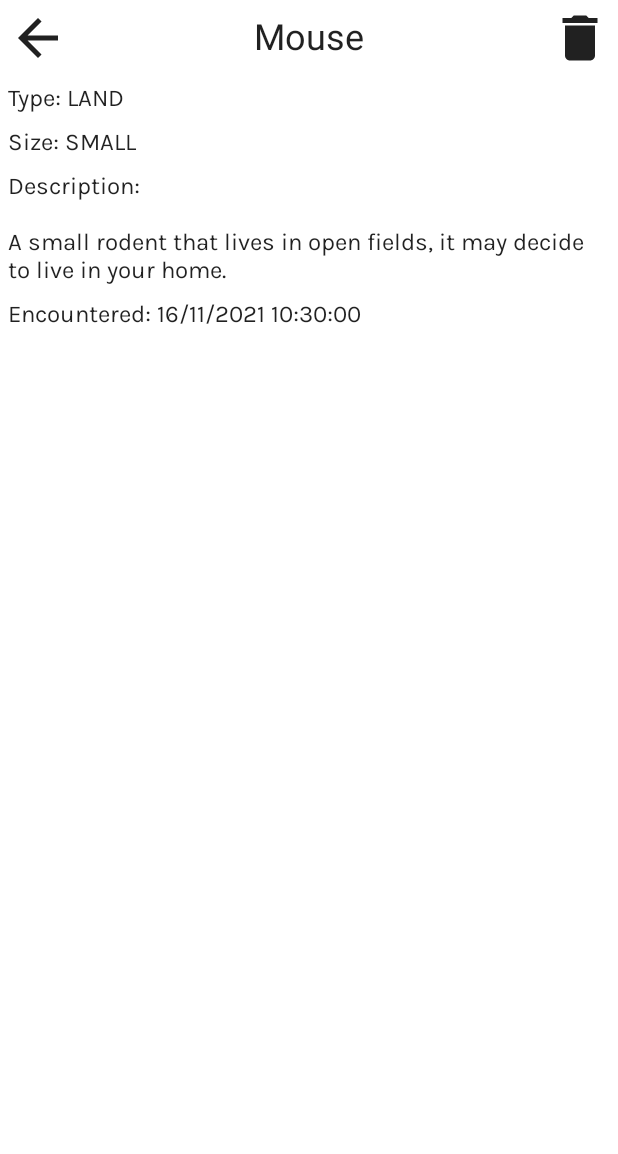
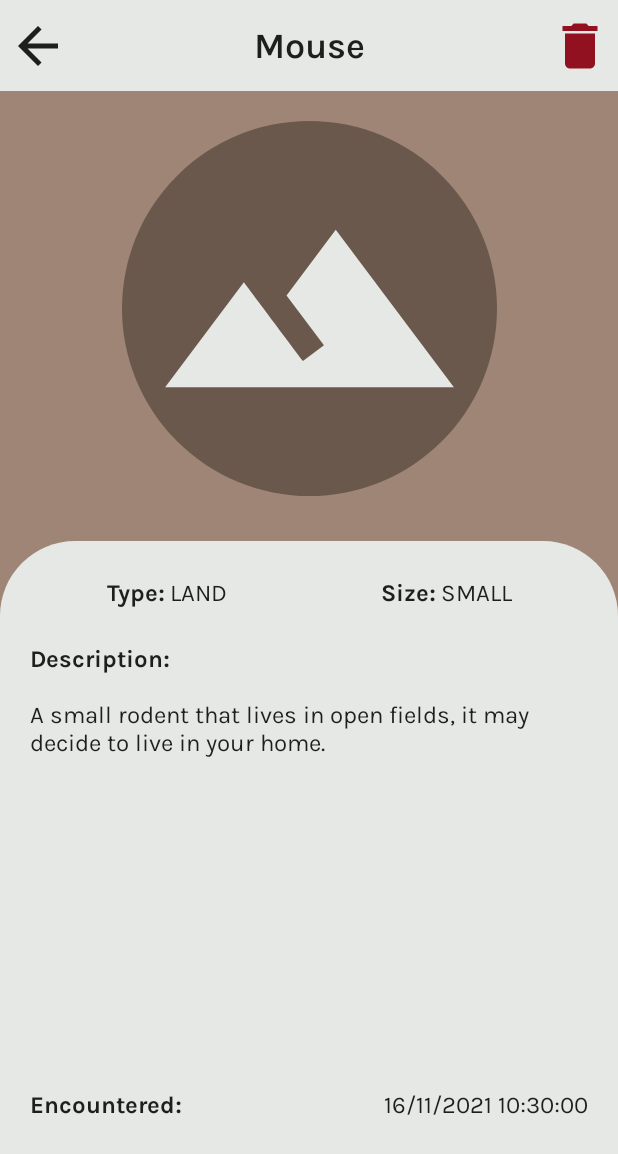
Before and after one commit to gaellia/CodeChallenge03, an Android app built with Jetpack Compose: the screen it shows after launch (MainActivity), after a tap on "Mouse", on a phone screen of 412 x 824 dp. Shown: the top 1154 px of the screen. Run offline under Robolectric (Android 15) with nearby library versions, the phone set to English and light mode, and no system bars; our stand-ins replace Room's generated code; 1 other tap on this screen came first.

Commit message:
changed the look of the detail screen

```diff
--- a/app/src/main/java/com/launchpad/codechallenge03/ui/screens/details/Details.kt
+++ b/app/src/main/java/com/launchpad/codechallenge03/ui/screens/details/Details.kt
@@ -1,13 +1,21 @@
 package com.launchpad.codechallenge03.ui.screens.details
 
+import androidx.compose.foundation.background
 import androidx.compose.foundation.clickable
+import androidx.compose.foundation.gestures.Orientation
+import androidx.compose.foundation.gestures.scrollable
 import androidx.compose.foundation.layout.*
+import androidx.compose.foundation.rememberScrollState
+import androidx.compose.foundation.shape.CircleShape
+import androidx.compose.foundation.shape.RoundedCornerShape
+import androidx.compose.foundation.verticalScroll
 import androidx.compose.material.Icon
 import androidx.compose.material.MaterialTheme
 import androidx.compose.material.Text
 import androidx.compose.material.icons.Icons
 import androidx.compose.material.icons.filled.ArrowBack
 import androidx.compose.material.icons.filled.Delete
+import androidx.compose.material.icons.filled.Star
 import androidx.compose.runtime.Composable
 import androidx.compose.runtime.LaunchedEffect
 import androidx.compose.ui.tooling.preview.Preview
@@ -15,10 +23,20 @@ import androidx.compose.runtime.collectAsState
 import androidx.compose.runtime.getValue
 import androidx.compose.ui.Alignment
 import androidx.compose.ui.Modifier
+import androidx.compose.ui.graphics.Color
+import androidx.compose.ui.res.painterResource
+import androidx.compose.ui.text.SpanStyle
+import androidx.compose.ui.text.TextStyle
+import androidx.compose.ui.text.buildAnnotatedString
+import androidx.compose.ui.text.font.FontWeight
+import androidx.compose.ui.text.style.TextAlign
+import androidx.compose.ui.text.withStyle
 import androidx.compose.ui.unit.dp
 import androidx.lifecycle.viewmodel.compose.viewModel
 import com.launchpad.codechallenge03.core.getViewModelFactory
-import com.launchpad.codechallenge03.ui.theme.CodeChallenge03Theme
+import com.launchpad.codechallenge03.models.Animal
+import com.launchpad.codechallenge03.R
+import com.launchpad.codechallenge03.ui.theme.*
 
 @Composable
 fun Details(
@@ -63,10 +81,22 @@ private fun DetailsContent(
 ) {
     Column(modifier = Modifier
         .fillMaxSize()
+        .background(
+            color =
+            when (viewState.animal?.type) {
+                Animal.Type.AIR -> LightBlue
+                Animal.Type.SEA -> LightGreen
+                Animal.Type.LAND -> LightBrown
+                else -> OffWhite
+            }
+        )
     ) {
+        // HEADER
         Row(modifier = Modifier
+            .background(color = OffWhite)
             .padding(5.dp)
-            .fillMaxWidth(),
+            .fillMaxWidth()
+            .height(50.dp),
             horizontalArrangement = Arrangement.SpaceBetween,
             verticalAlignment = Alignment.CenterVertically
         ) {
@@ -84,29 +114,122 @@ private fun DetailsContent(
                 .size(40.dp)
                 .clickable { actioner(DetailsAction.DeleteAnimal) },
                 imageVector = Icons.Default.Delete,
-                contentDescription = null
+                contentDescription = null,
+                tint = DeleteRed
             )
         }
-        Text(modifier = Modifier
-            .padding(5.dp),
-            text = "Type: ${viewState.animal?.type?.name}"
+
+        // CONTENT
+        val animalIcon: Int
+        val iconColor: Color
+        when (viewState.animal?.type) {
+            Animal.Type.LAND -> {
+                animalIcon = R.drawable.baseline_terrain_24
+                iconColor = DarkBrown
+            }
+            Animal.Type.AIR -> {
+                animalIcon = R.drawable.baseline_air_24
+                iconColor = DarkBlue
+            }
+            Animal.Type.SEA -> {
+                animalIcon = R.drawable.baseline_water_24
+                iconColor = MediumGreen
+            }
+            else -> {
+                animalIcon = R.drawable.outline_pets_24
+                iconColor = TransparentBlack
+            }
+        }
+
+        Icon(painterResource(id = animalIcon),
+            contentDescription = null,
+            tint = OffWhite,
+            modifier = Modifier
+                .padding(20.dp)
+                .size(250.dp)
+                .background(color = iconColor, shape = CircleShape)
+                .padding(20.dp)
+                .align(Alignment.CenterHorizontally)
         )
-        Text(modifier = Modifier
-            .padding(5.dp),
-            text = "Size: ${viewState.animal?.size?.name}"
-        )
-        Text(modifier = Modifier
-            .padding(5.dp),
-            text = "Description:\n\n${viewState.animal?.description}"
-        )
-        Text(modifier = Modifier
-            .padding(5.dp),
-            text = "Encountered: ${viewState.animal?.getReadableTimeStamp()}"
-        )
+
+        Column(modifier = Modifier
+            .padding(top = 10.dp)
+            .fillMaxSize()
+            .background(
+                color = OffWhite,
+                shape = RoundedCornerShape(topStart = 50.dp, topEnd = 50.dp)
+            )
+        ) {
+            Row(modifier = Modifier
+                .padding(20.dp)
+                .fillMaxWidth(),
+                horizontalArrangement = Arrangement.SpaceAround
+            ) {
+                Text(
+                    buildAnnotatedString {
+                        withStyle(style = SpanStyle(fontWeight = FontWeight.Bold)) {
+                            append("Type: ")
+                        }
+                        append("${viewState.animal?.type?.name}")
+                    },
+                    modifier = Modifier.padding(5.dp)
+                )
+                Text(
+                    buildAnnotatedString {
+                        withStyle(style = SpanStyle(fontWeight = FontWeight.Bold)) {
+                            append("Size: ")
+                        }
+                        append("${viewState.animal?.size?.name}")
+                    },
+                    modifier = Modifier.padding(5.dp)
+                )
+            }
+            Text(modifier = Modifier
+                .padding(horizontal = 20.dp)
+                .fillMaxWidth(),
+                text = "Description:\n",
+                style = MaterialTheme.typography.h4
+            )
+            Text(modifier = Modifier
+                .padding(horizontal = 20.dp)
+                .fillMaxWidth()
+                .fillMaxHeight(0.7f)
+                .verticalScroll(rememberScrollState()),
+                text = "${viewState.animal?.description}"
+            )
+//            Text(
+//                buildAnnotatedString {
+//                    withStyle(style = SpanStyle(fontWeight = FontWeight.Bold)) {
+//                        append("Description:\n\n")
+//                    }
+//                    append("${viewState.animal?.description}")
+//                },
+//                modifier = Modifier
+//                    .padding(horizontal = 20.dp)
+//                    .fillMaxWidth()
+//                    .fillMaxHeight(0.8f)
+//                    .verticalScroll(rememberScrollState())
+//            )
+            Row(modifier = Modifier
+                .padding(top = 10.dp, start = 20.dp, end = 20.dp)
+                .fillMaxWidth(),
+                horizontalArrangement = Arrangement.SpaceBetween
+            ) {
+                Text(
+                    text = "Encountered:",
+                    style = MaterialTheme.typography.h4
+                )
+                Text(
+                    text = "${viewState.animal?.getReadableTimeStamp()}"
+                )
+            }
+
+        }
+
     }
 }
 
-@Preview
+@Preview (showBackground = true)
 @Composable
 private fun DetailsPreview() {
     CodeChallenge03Theme {
--- a/app/src/main/java/com/launchpad/codechallenge03/ui/screens/home/Home.kt
+++ b/app/src/main/java/com/launchpad/codechallenge03/ui/screens/home/Home.kt
@@ -281,7 +281,8 @@ fun Animal(
                     style = TextStyle.Default.copy(
                         fontSize = 20.sp,
                         fontWeight = FontWeight.Bold,
-                        color = RichBlack
+                        color = RichBlack,
+                        fontFamily = karlaFontFamily
                     )
                 )
                 Row(modifier = Modifier
@@ -326,7 +327,7 @@ private fun AnimalPreview() {
     )){}
 }
 
-//@Preview (showBackground = true)
+@Preview (showBackground = true)
 @Composable
 private fun HomePreview() {
     CodeChallenge03Theme() {
--- a/app/src/main/java/com/launchpad/codechallenge03/ui/theme/Color.kt
+++ b/app/src/main/java/com/launchpad/codechallenge03/ui/theme/Color.kt
@@ -18,5 +18,4 @@ val LightBrown = Color(0xFF9E8576)
 val DarkBrown = Color(0xFF6B584C)
 val MediumGreen = Color(0xFF789277)
 
-val DarkestBlue = Color(0xFF090C9B)
-val LightestBlue = Color(0xFFAADFEE)
+val DeleteRed = Color(0xFF921120)
--- a/app/src/main/java/com/launchpad/codechallenge03/ui/theme/Type.kt
+++ b/app/src/main/java/com/launchpad/codechallenge03/ui/theme/Type.kt
@@ -35,6 +35,16 @@ val Typography = Typography(
     ),
     h3 = TextStyle(
         fontFamily = karlaFontFamily
+    ),
+    h4 = TextStyle(
+        fontFamily = karlaFontFamily,
+        fontWeight = FontWeight.Bold,
+        fontSize = 16.sp
+    ),
+    h5 = TextStyle(
+        fontFamily = karlaFontFamily,
+        fontWeight = FontWeight.SemiBold,
+        fontSize = 24.sp
     )
     /* Other default text styles to override
     button = TextStyle(
```
